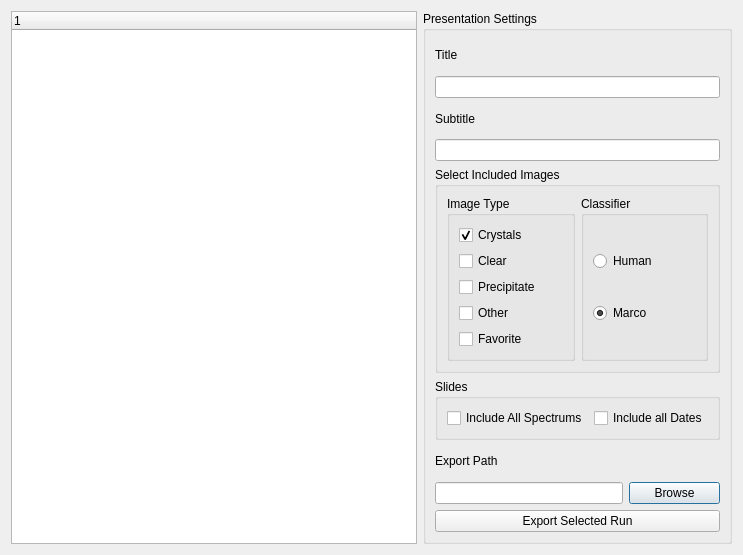
Hauptman-Woodward/Marco_Polo, file pyqt_designer/pptx_designer.ui: the form before one commit.
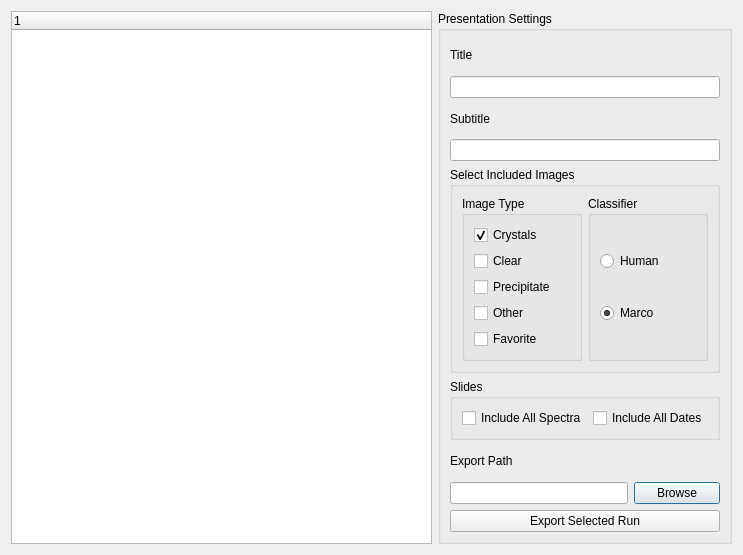
The form after the commit. Custom widgets are drawn as their Qt base class.

The edit to the form file:
```diff
--- a/pyqt_designer/pptx_designer.ui
+++ b/pyqt_designer/pptx_designer.ui
@@ -172,14 +172,14 @@
          <item row="0" column="0">
           <widget class="QCheckBox" name="checkBox_8">
            <property name="text">
-            <string>Include All Spectrums</string>
+            <string>Include All Spectra</string>
            </property>
           </widget>
          </item>
          <item row="0" column="1">
           <widget class="QCheckBox" name="checkBox_9">
            <property name="text">
-            <string>Include all Dates</string>
+            <string>Include All Dates</string>
            </property>
           </widget>
          </item>
```
